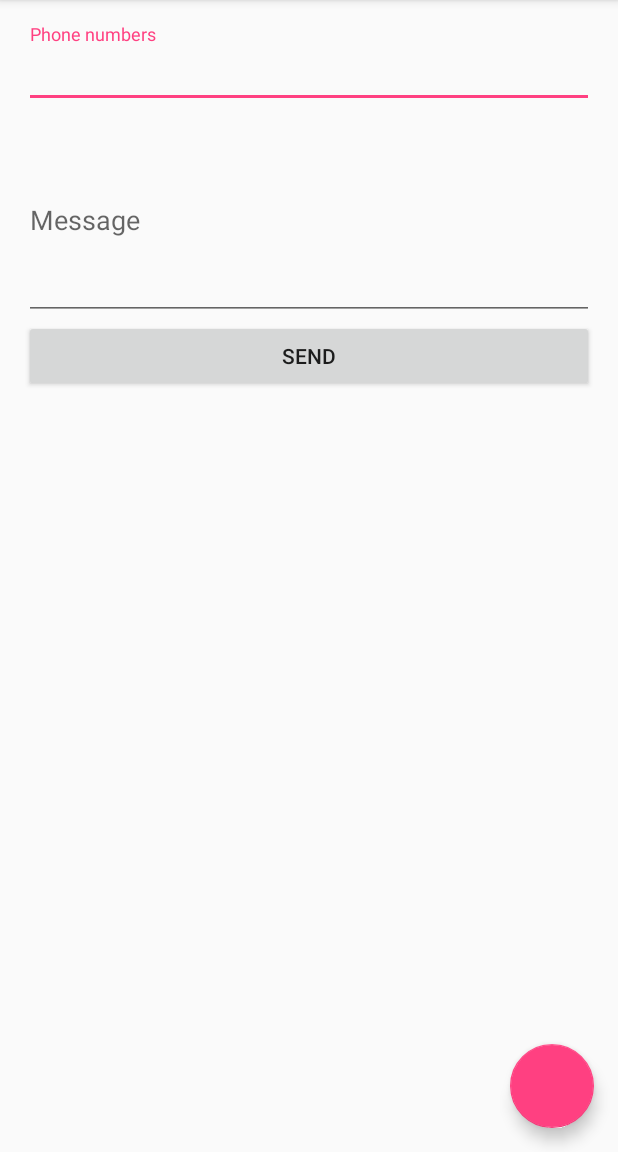
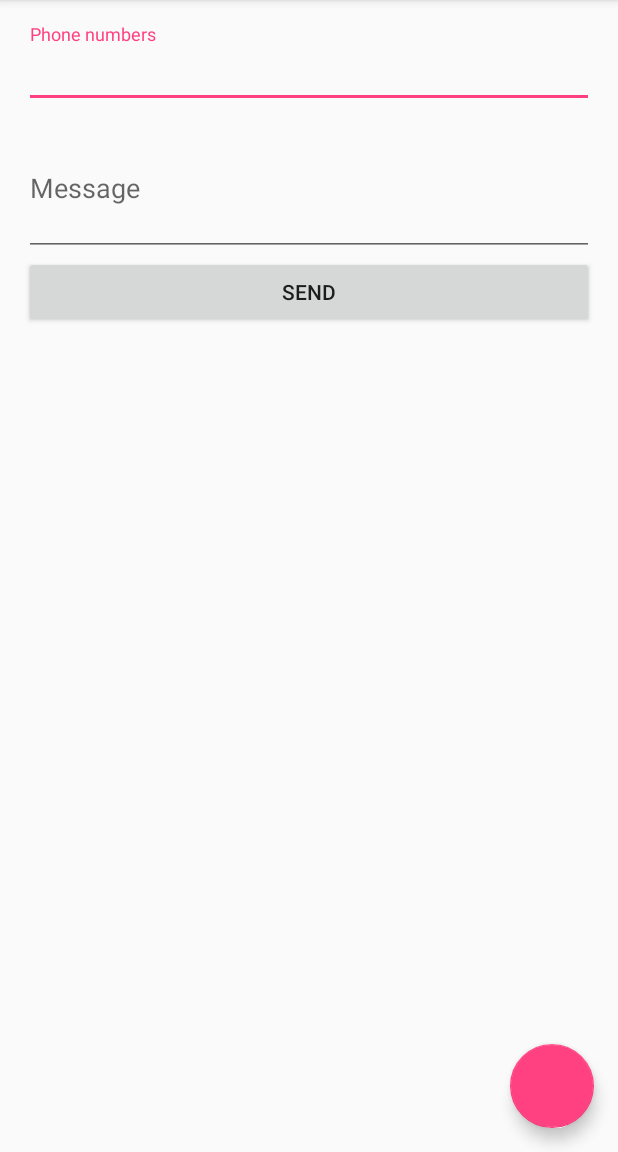
Before and after one commit to EnoIme/BulkSMS, an Android app: the screen it shows after launch (MainActivity), on a phone screen of 412 x 824 dp, the part 84-1236 px from its top. Run offline under Robolectric (Android 15) with nearby library versions, the phone set to English and light mode, and no system bars; plain views replace FloatingActionButton, FloatingActionMenu.

```diff
--- a/app/src/main/res/layout/content_main.xml
+++ b/app/src/main/res/layout/content_main.xml
@@ -23,7 +23,7 @@
             android:id="@+id/phoneNumbers"
             android:layout_width="match_parent"
             android:layout_height="wrap_content"
-            android:inputType="textCapSentences|textMultiLine"/>
+            android:inputType="phone|textMultiLine"/>
     </android.support.design.widget.TextInputLayout>
 
     <android.support.design.widget.TextInputLayout
@@ -38,7 +38,7 @@
             android:layout_height="wrap_content"
             android:inputType="textCapSentences|textMultiLine"
             android:maxLength="160"
-            android:minLines="5"/>
+            android:minLines="3"/>
     </android.support.design.widget.TextInputLayout>
 
     <Button
```
